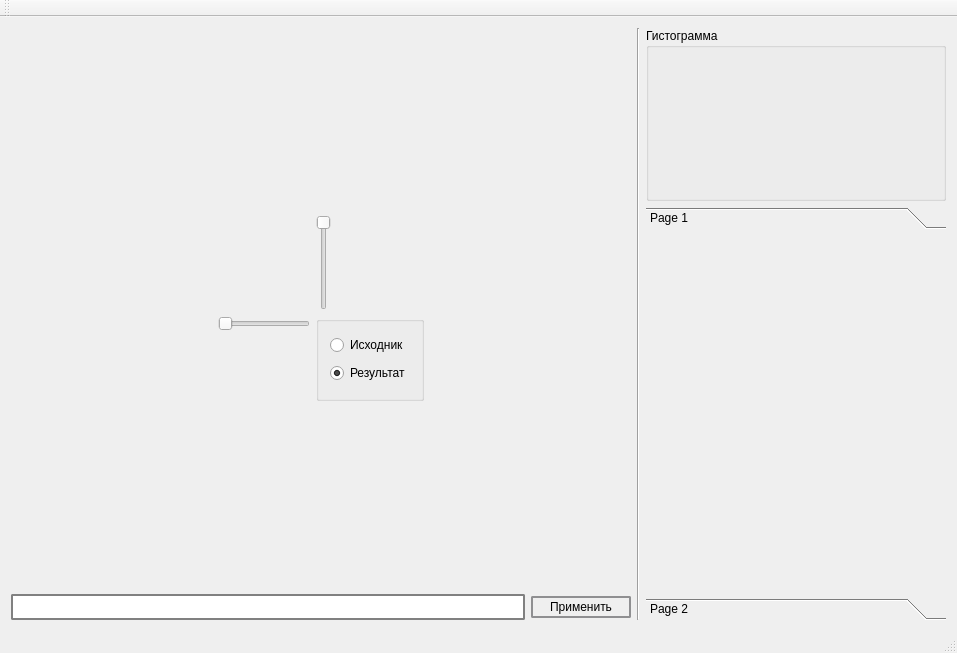
First picture: the form in mainwindow.ui, repository dive155/SmartImage, before the edit.
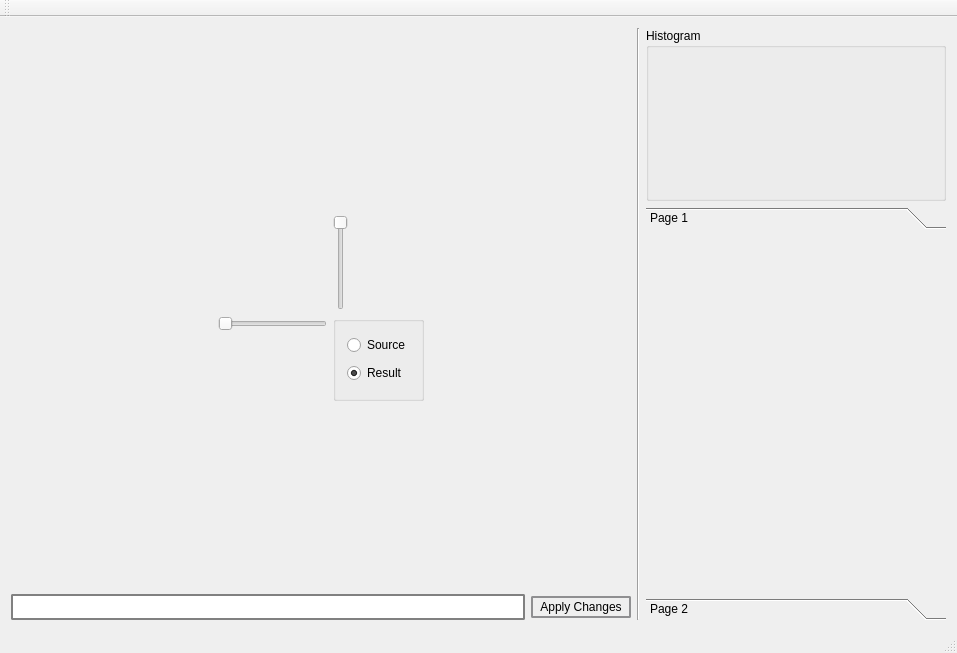
Second picture: the form after the edit. Icons and pictures are not drawn.

The edit to the form file:
```diff
--- a/mainwindow.ui
+++ b/mainwindow.ui
@@ -102,14 +102,14 @@
                <item alignment="Qt::AlignLeft">
                 <widget class="QRadioButton" name="sourceBtn">
                  <property name="text">
-                  <string>Исходник</string>
+                  <string>Source</string>
                  </property>
                 </widget>
                </item>
                <item alignment="Qt::AlignLeft">
                 <widget class="QRadioButton" name="resultBtn">
                  <property name="text">
-                  <string>Результат</string>
+                  <string>Result</string>
                  </property>
                  <property name="checked">
                   <bool>true</bool>
@@ -238,7 +238,7 @@
            </size>
           </property>
           <property name="text">
-           <string>Применить</string>
+           <string>Apply Changes</string>
           </property>
          </widget>
         </item>
@@ -270,7 +270,7 @@
          </size>
         </property>
         <property name="title">
-         <string>Гистограмма</string>
+         <string>Histogram</string>
         </property>
         <layout class="QVBoxLayout" name="verticalLayout_3">
          <item alignment="Qt::AlignHCenter">
```
